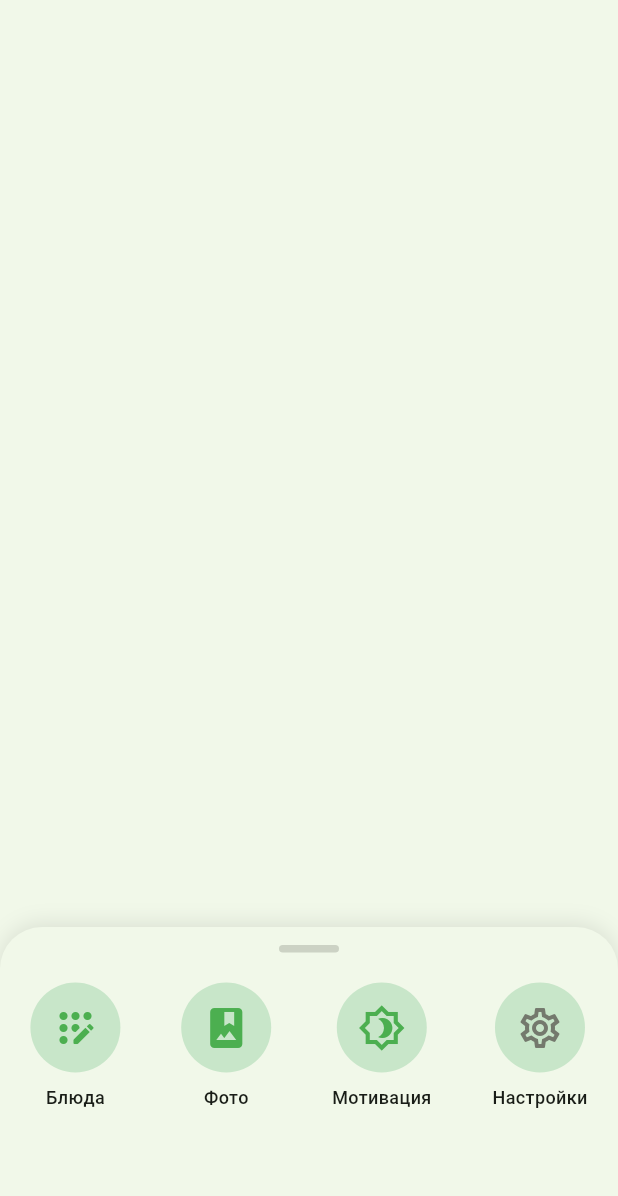
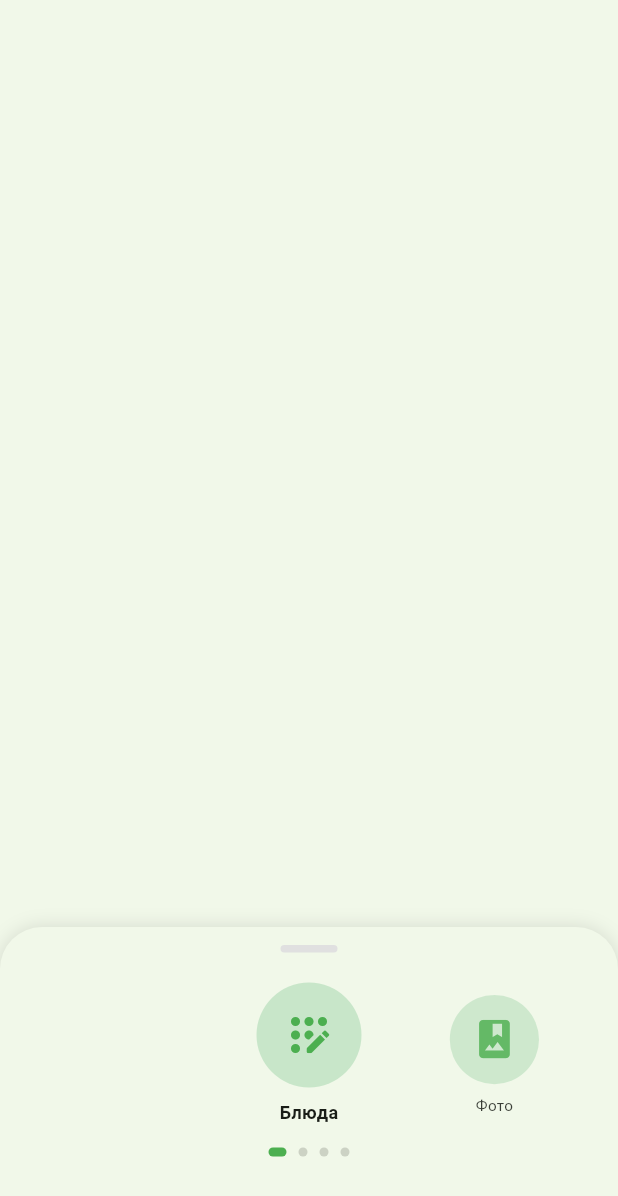
Before and after one commit to EkaEkaEkaRy/calorie_diary, a Flutter app: the BottomSwipeMenu widget shown alone on an empty page, opened directly, on a phone screen of 412 x 824 dp. Shown: the top 1196 px of the screen. Run offline on Flutter 3.47's test engine with Material 3 defaults, Android fonts, the phone set to English and light mode, and no system bars; our stand-ins replace audioplayers, dropdown_button2, image_picker, permission_handler, sqflite, sqflite_common_ffi and 1 more; missing offline and left inert: fuzzy, image_gallery_saver_plus; accounts and stored records are empty.

Commit message:
Немного изменила скрол нижней панели

```diff
--- a/lib/widgets/bottom_swipe_menu.dart
+++ b/lib/widgets/bottom_swipe_menu.dart
@@ -11,7 +11,7 @@ class BottomSwipeMenu extends StatefulWidget {
 }
 
 class _BottomSwipeMenuState extends State<BottomSwipeMenu> {
-  // Выносим данные в структуру для удобства
+  // Твои данные
   final List<Map<String, dynamic>> menuItems = [
     {
       'icon': Icons.app_registration_rounded,
@@ -26,10 +26,28 @@ class _BottomSwipeMenuState extends State<BottomSwipeMenu> {
     {
       'icon': Icons.brightness_4_outlined,
       'label': 'Мотивация',
-      'page': MotivationPage()
-    }, // Пока заглушка
+      'page': const MotivationPage()
+    },
     {'icon': Icons.settings_outlined, 'label': 'Настройки', 'page': null},
   ];
+
+  late PageController _pageController;
+  double _currentPage = 0.0;
+
+  @override
+  void initState() {
+    super.initState();
+    _pageController = PageController(initialPage: 0, viewportFraction: 0.3);
+    _pageController.addListener(() {
+      setState(() => _currentPage = _pageController.page!);
+    });
+  }
+
+  @override
+  void dispose() {
+    _pageController.dispose();
+    super.dispose();
+  }
 
   @override
   Widget build(BuildContext context) {
@@ -37,44 +55,61 @@ class _BottomSwipeMenuState extends State<BottomSwipeMenu> {
 
     return DraggableScrollableSheet(
       initialChildSize: 0.25,
-      minChildSize: 0.18,
-      maxChildSize: 0.5,
+      minChildSize: 0.14,
+      maxChildSize: 0.6,
       builder: (context, scrollController) {
         return Container(
           decoration: BoxDecoration(
-            color: colorScheme.surface, // Используем ваш F1F8E9
+            color: colorScheme.surface,
             borderRadius: const BorderRadius.vertical(top: Radius.circular(28)),
-            boxShadow: [
-              BoxShadow(
-                blurRadius: 12,
-                color: Colors.black.withValues(alpha: 0.1),
-                offset: const Offset(0, -2),
-              )
-            ],
+            boxShadow: [BoxShadow(blurRadius: 10, color: Colors.black12)],
           ),
-          child: ListView(
-            // Используем ListView с контроллером для скролла шторки
-            controller: scrollController,
+          child: Column(
             children: [
               const SizedBox(height: 12),
               // Хендл
-              Center(
-                child: Container(
-                  width: 40,
+              Container(
+                  width: 38,
                   height: 5,
                   decoration: BoxDecoration(
-                    color: colorScheme.onSurfaceVariant.withValues(alpha: 0.3),
-                    borderRadius: BorderRadius.circular(10),
+                      color: Colors.grey[300],
+                      borderRadius: BorderRadius.circular(4))),
+              const SizedBox(height: 20),
+
+              // Карусель иконок
+              SizedBox(
+                height: 110,
+                child: PageView.builder(
+                  controller: _pageController,
+                  itemCount: menuItems.length,
+                  clipBehavior:
+                      Clip.none, // Позволяет иконкам выходить за границы
+                  itemBuilder: (context, index) {
+                    double difference = (index - _currentPage).abs();
+                    double scale = 1.0 - (difference * 0.15).clamp(0.0, 0.15);
+
+                    return _buildAnimatedItem(context, menuItems[index], scale);
+                  },
                 ),
               ),
+
+              // ПОДСКАЗКА: Точки пагинации
+              Row(
+                mainAxisAlignment: MainAxisAlignment.center,
+                children: List.generate(menuItems.length, (index) {
+                  return AnimatedContainer(
+                    duration: const Duration(milliseconds: 300),
+                    margin: const EdgeInsets.symmetric(horizontal: 4),
+                    height: 6,
+                    width: _currentPage.round() == index ? 12 : 6,
+                    decoration: BoxDecoration(
+                      color: _currentPage.round() == index
+                          ? colorScheme.primary
+                          : colorScheme.onSurfaceVariant.withValues(alpha: 0.3),
+                      borderRadius: BorderRadius.circular(3),
                     ),
-              const SizedBox(height: 20),
-              // Ряд иконок
-              Row(
-                mainAxisAlignment: MainAxisAlignment.spaceAround,
-                children: menuItems
-                    .map((item) => _buildMenuButton(context, item))
-                    .toList(),
+                  );
+                }),
               ),
             ],
           ),
@@ -83,49 +118,43 @@ class _BottomSwipeMenuState extends State<BottomSwipeMenu> {
     );
   }
 
-  Widget _buildMenuButton(BuildContext context, Map<String, dynamic> item) {
+  Widget _buildAnimatedItem(
+      BuildContext context, Map<String, dynamic> item, double scale) {
     final colorScheme = Theme.of(context).colorScheme;
-    final bool hasPage = item['page'] != null;
 
-    return GestureDetector(
+    return Transform.scale(
+      scale: scale,
+      child: Opacity(
+        opacity: scale, // Немного приглушаем боковые иконки
+        child: GestureDetector(
           onTap: () {
-        if (hasPage) {
-          Navigator.of(context).pop(); // Закрываем шторку
+            if (item['page'] != null) {
+              Navigator.pop(context);
               Navigator.push(
-            context,
-            MaterialPageRoute(builder: (_) => item['page']),
-          );
-        } else {
-          // Логика для вкладок без страниц
-          ScaffoldMessenger.of(context).showSnackBar(
-            SnackBar(content: Text('Раздел "${item['label']}" в разработке')),
-          );
+                  context, MaterialPageRoute(builder: (_) => item['page']));
             }
           },
           child: Column(
             mainAxisSize: MainAxisSize.min,
             children: [
               CircleAvatar(
-            radius: 30,
-            backgroundColor:
-                colorScheme.primaryContainer, // Светло-зеленый (C8E6C9)
-            child: Icon(
-              item['icon'],
-              color:
-                  hasPage ? colorScheme.primary : colorScheme.onSurfaceVariant,
-              size: 32,
-            ),
+                radius: 35, // Базовый размер
+                backgroundColor: colorScheme.primaryContainer,
+                child: Icon(item['icon'], color: colorScheme.primary, size: 36),
               ),
               const SizedBox(height: 8),
               Text(
                 item['label'],
                 style: TextStyle(
                   fontSize: 12,
-              fontWeight: FontWeight.w500,
+                  fontWeight:
+                      scale > 0.95 ? FontWeight.bold : FontWeight.normal,
                   color: colorScheme.onSurface,
                 ),
               ),
             ],
+          ),
+        ),
       ),
     );
   }
```
Lines whose indentation alone changed are shown as unchanged.
